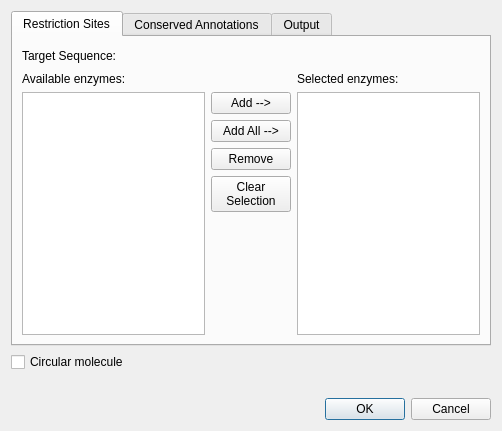
The window that src/plugins/enzymes/src/ui/DigestSequenceDialog.ui (violethaze74/ugene) describes before a commit, drawn with Qt 5.
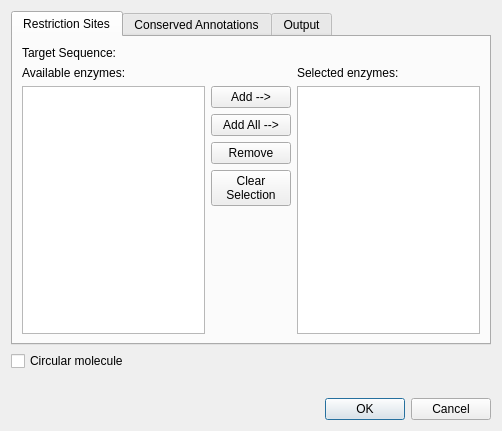
The same window after the commit.

Commit message: UGENE-3247 fix: hint style in DigestIntoFragments dlg

```diff
--- a/src/plugins/enzymes/src/ui/DigestSequenceDialog.ui
+++ b/src/plugins/enzymes/src/ui/DigestSequenceDialog.ui
@@ -44,24 +44,17 @@
          </item>
          <item>
           <widget class="QLabel" name="seqNameLabel">
+           <property name="sizePolicy">
+            <sizepolicy hsizetype="Expanding" vsizetype="Preferred">
+             <horstretch>0</horstretch>
+             <verstretch>0</verstretch>
+            </sizepolicy>
+           </property>
            <property name="text">
             <string>&lt;sequence name&gt;</string>
            </property>
           </widget>
          </item>
-         <item>
-          <spacer name="horizontalSpacer_2">
-           <property name="orientation">
-            <enum>Qt::Horizontal</enum>
-           </property>
-           <property name="sizeHint" stdset="0">
-            <size>
-             <width>40</width>
-             <height>20</height>
-            </size>
-           </property>
-          </spacer>
-         </item>
         </layout>
        </item>
        <item>
@@ -257,9 +250,17 @@
    </item>
    <item>
     <widget class="QLabel" name="hintLabel">
+     <property name="font">
+      <font>
+       <pointsize>10</pointsize>
+      </font>
+     </property>
      <property name="text">
       <string>&lt;hint label&gt;</string>
      </property>
+     <property name="wordWrap">
+      <bool>true</bool>
+     </property>
     </widget>
    </item>
    <item>
```
The commit also changes 3 other files.
